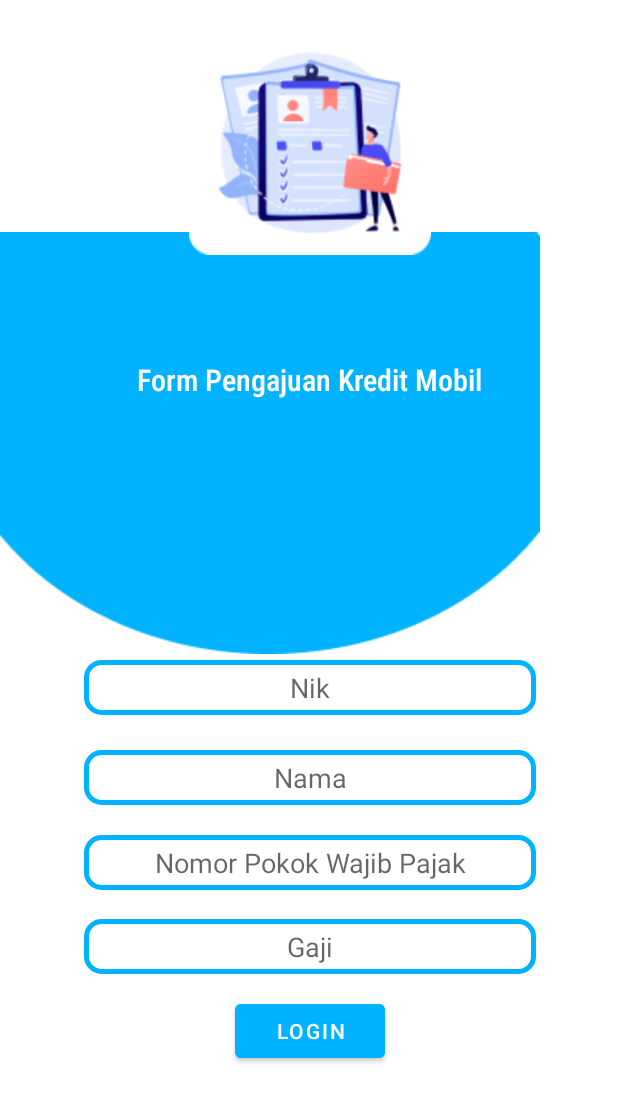
After one commit to ojimanda/kreditmobil, an Android app: the layout activity_pengajuan.xml on its own in the app's theme, with its tools: preview values and no code run, on a phone screen of 412 x 824 dp. The commit adds this screen. Shown: the top 1102 px of the screen. Run offline under Robolectric (Android 15) with nearby library versions, the phone set to English and light mode, and no system bars.

Commit message:
add user feature

```diff
--- /dev/null
+++ b/app/src/main/res/layout/activity_pengajuan.xml
@@ -0,0 +1,134 @@
+<?xml version="1.0" encoding="utf-8"?>
+<androidx.constraintlayout.widget.ConstraintLayout xmlns:android="http://schemas.android.com/apk/res/android"
+    xmlns:app="http://schemas.android.com/apk/res-auto"
+    xmlns:tools="http://schemas.android.com/tools"
+    android:layout_width="match_parent"
+    android:layout_height="match_parent">
+
+    <ImageView
+        android:id="@+id/imageView7"
+        android:layout_width="wrap_content"
+        android:layout_height="wrap_content"
+        android:layout_marginBottom="388dp"
+        app:layout_constraintBottom_toBottomOf="parent"
+        app:layout_constraintEnd_toEndOf="parent"
+        app:layout_constraintHorizontal_bias="0.0"
+        app:layout_constraintStart_toStartOf="parent"
+        app:srcCompat="@drawable/ellipse_20" />
+
+    <ImageView
+        android:id="@+id/imageView8"
+        android:layout_width="161dp"
+        android:layout_height="149dp"
+        app:layout_constraintBottom_toBottomOf="parent"
+        app:layout_constraintEnd_toEndOf="parent"
+        app:layout_constraintHorizontal_bias="0.502"
+        app:layout_constraintStart_toStartOf="parent"
+        app:layout_constraintTop_toTopOf="parent"
+        app:layout_constraintVertical_bias="0.032"
+        app:srcCompat="@drawable/_0943447_1" />
+
+    <TextView
+        android:id="@+id/textView2"
+        android:layout_width="wrap_content"
+        android:layout_height="wrap_content"
+        android:fontFamily="sans-serif-condensed-medium"
+        android:text="Form Pengajuan Kredit Mobil"
+        android:textColor="#FFFFFF"
+        android:textSize="20sp"
+        app:layout_constraintBottom_toBottomOf="parent"
+        app:layout_constraintEnd_toEndOf="parent"
+        app:layout_constraintHorizontal_bias="0.503"
+        app:layout_constraintStart_toStartOf="parent"
+        app:layout_constraintTop_toTopOf="parent"
+        app:layout_constraintVertical_bias="0.3" />
+
+    <androidx.constraintlayout.widget.ConstraintLayout
+        android:id="@+id/constraintLayout"
+        android:layout_width="301dp"
+        android:layout_height="287dp"
+        android:layout_gravity="center"
+        app:layout_constraintBottom_toBottomOf="parent"
+        app:layout_constraintEnd_toEndOf="parent"
+        app:layout_constraintHorizontal_bias="0.508"
+        app:layout_constraintStart_toStartOf="parent"
+        app:layout_constraintTop_toTopOf="parent"
+        app:layout_constraintVertical_bias="0.79">
+
+        <EditText
+            android:id="@+id/editTextTextPassword"
+            android:layout_width="match_parent"
+            android:layout_height="wrap_content"
+            android:layout_marginTop="136dp"
+            android:background="@drawable/border_input"
+            android:gravity="center"
+            android:hint="Gaji"
+            android:inputType="textPassword"
+            android:padding="6dp"
+            app:layout_constraintEnd_toEndOf="parent"
+            app:layout_constraintHorizontal_bias="0.0"
+            app:layout_constraintStart_toStartOf="parent"
+            app:layout_constraintTop_toBottomOf="@+id/editText"
+            tools:ignore="TouchTargetSizeCheck" />
+
+        <EditText
+            android:id="@+id/editText"
+            android:layout_width="match_parent"
+            android:layout_height="wrap_content"
+            android:layout_marginTop="16dp"
+            android:background="@drawable/border_input"
+            android:gravity="center"
+            android:hint="Nik"
+            android:inputType="textEmailAddress"
+            android:padding="6dp"
+            app:layout_constraintEnd_toEndOf="parent"
+            app:layout_constraintHorizontal_bias="0.0"
+            app:layout_constraintStart_toStartOf="parent"
+            app:layout_constraintTop_toTopOf="parent"
+            tools:ignore="TouchTargetSizeCheck" />
+
+        <EditText
+            android:id="@+id/editText2"
+            android:layout_width="match_parent"
+            android:layout_height="wrap_content"
+            android:layout_marginTop="76dp"
+            android:background="@drawable/border_input"
+            android:gravity="center"
+            android:hint="Nama"
+            android:inputType="textEmailAddress"
+            android:padding="6dp"
+            app:layout_constraintEnd_toEndOf="parent"
+            app:layout_constraintHorizontal_bias="0.0"
+            app:layout_constraintStart_toStartOf="parent"
+            app:layout_constraintTop_toTopOf="parent"
+            tools:ignore="TouchTargetSizeCheck" />
+
+        <EditText
+            android:layout_width="match_parent"
+            android:layout_height="wrap_content"
+            android:layout_marginTop="80dp"
+            android:background="@drawable/border_input"
+            android:gravity="center"
+            android:hint="Nomor Pokok Wajib Pajak"
+            android:inputType="textPassword"
+            android:padding="6dp"
+            app:layout_constraintEnd_toEndOf="parent"
+            app:layout_constraintHorizontal_bias="0.0"
+            app:layout_constraintStart_toStartOf="parent"
+            app:layout_constraintTop_toBottomOf="@+id/editText"
+            tools:ignore="TouchTargetSizeCheck" />
+
+        <Button
+            android:layout_width="100dp"
+            android:layout_height="wrap_content"
+            android:backgroundTint="@color/main"
+            android:text="Login"
+            app:layout_constraintBottom_toBottomOf="parent"
+            app:layout_constraintEnd_toEndOf="parent"
+            app:layout_constraintHorizontal_bias="0.5"
+            app:layout_constraintStart_toStartOf="parent" />
+
+
+    </androidx.constraintlayout.widget.ConstraintLayout>
+
+</androidx.constraintlayout.widget.ConstraintLayout>
```
Also changed, not shown: app/src/main/res/layout/activity_history.xml (added, +97 -0 lines), app/src/main/res/layout/activity_login.xml (+5 -5 lines), app/src/main/res/layout/activity_review.xml (added, +217 -0 lines), app/src/main/res/drawable/_0943447_1.png (added), app/src/main/res/drawable/back.png (added), app/src/main/res/drawable/ellipse_12.png (added), app/src/main/res/drawable/ellipse_20.png (added), app/src/main/res/drawable/line_1.png (added).
